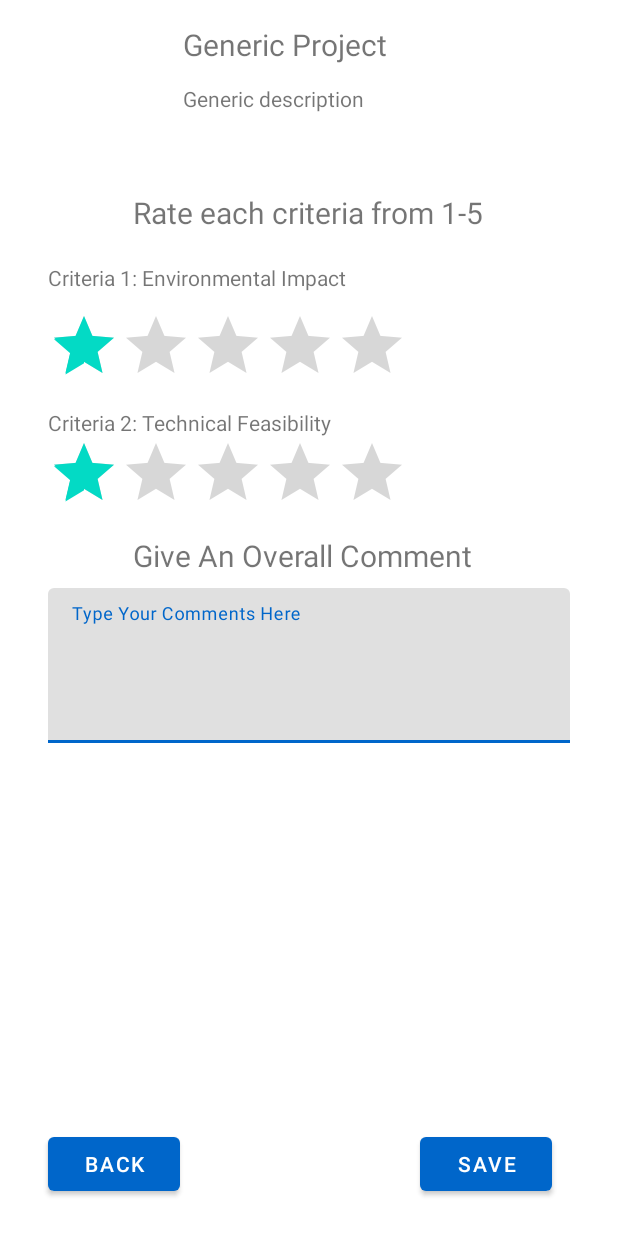
After one commit to INFS3605-Proselyte-Consulting/ImpactioAndroidApp, an Android app: the RatingActivity screen opened directly, with no data from a screen before it, on a phone screen of 412 x 824 dp. The commit adds this screen. Run offline under Robolectric (Android 15) with nearby library versions, the phone set to English and light mode, and no system bars.

Commit message:
Created unpolished screens for Curator Ratings. They can rate 2 categories and make 1 comment. Isn't fully functional though. can be modified thankfully.

```diff
--- a/app/src/main/AndroidManifest.xml
+++ b/app/src/main/AndroidManifest.xml
@@ -21,6 +21,10 @@
 
                 <category android:name="android.intent.category.LAUNCHER" />
             </intent-filter>
+        </activity>
+
+        <activity android:name=".RatingActivity">
+
         </activity>
 
         <activity
--- a/app/src/main/java/com/example/impactioproselyteconsulting/MainActivity.java
+++ b/app/src/main/java/com/example/impactioproselyteconsulting/MainActivity.java
@@ -13,6 +13,7 @@ import com.google.android.material.bottomnavigation.BottomNavigationView;
 import android.view.MenuItem;
 
 public class MainActivity extends AppCompatActivity {
+
 
     @Override
     protected void onCreate(Bundle savedInstanceState) {
@@ -79,6 +80,15 @@ public class MainActivity extends AppCompatActivity {
             }
         });
 
+        Button goRating = (Button) findViewById(R.id.bGoToRating);
+        goRating.setOnClickListener(new View.OnClickListener() {
+            @Override
+            public void onClick(View view) {
+                Intent intent = new Intent(MainActivity.this,RatingActivity.class);
+                startActivity(intent);
+            }
+        });
+
 //        Button profileMainBtn = (Button) findViewById(R.id.bProfileMain);
 //        profileMainBtn.setOnClickListener(new View.OnClickListener() {
 //            @Override
--- /dev/null
+++ b/app/src/main/java/com/example/impactioproselyteconsulting/RatingActivity.java
@@ -0,0 +1,101 @@
+package com.example.impactioproselyteconsulting;
+
+import android.content.Intent;
+import android.os.Bundle;
+import android.view.View;
+import android.widget.Button;
+import android.widget.RatingBar;
+import android.widget.Toast;
+
+import androidx.annotation.Nullable;
+import androidx.appcompat.app.AppCompatActivity;
+
+public class RatingActivity extends AppCompatActivity {
+    private RatingBar ratingBar1,ratingBar2;
+    int myRating1 = 0;
+    int myRating2 = 0;
+
+
+    @Override
+    protected void onCreate(@Nullable Bundle savedInstanceState) {
+        super.onCreate(savedInstanceState);
+        setContentView(R.layout.activity_rating);
+        setTitle("Curation Ratings");
+
+        ratingBar1 = findViewById(R.id.rbRating1);
+        ratingBar2 = findViewById(R.id.rbRating2);
+
+
+        //This is just a fancier way of introducing a button and listener, courtesty of beatrice.
+        Button goBackMain = (Button) findViewById(R.id.bRatingBack);
+        goBackMain.setOnClickListener(new View.OnClickListener() {
+            @Override
+            public void onClick(View view) {
+                Toast.makeText(RatingActivity.this,String.valueOf(myRating1),Toast.LENGTH_SHORT).show();
+                Toast.makeText(RatingActivity.this,String.valueOf(myRating2),Toast.LENGTH_SHORT).show();
+                Intent intent = new Intent(RatingActivity.this,MainActivity.class);
+                startActivity(intent);
+            }
+        });
+
+        //Rating 1 listener.
+        ratingBar1.setOnRatingBarChangeListener(new RatingBar.OnRatingBarChangeListener() {
+            @Override
+            public void onRatingChanged(RatingBar ratingBar, float v, boolean b) {
+                //understand that float v corresponds to the line above. We made it int cos idk i don't want half stars lol.
+                int rating = (int) v;
+                String message = "";
+                //note: ratingBar is corresponding to the line 44 ratingBar.
+                myRating1 = (int) ratingBar.getRating();
+                //This switch serves no functional purpose other than to just show that we picked numbers lol.
+                switch(rating){
+                    case 1:
+                        message = "You picked 1 stars";
+                        break;
+                    case 2:
+                        message = "You picked 2 stars";
+                        break;
+                    case 3:
+                        message = "You picked 3 stars";
+                        break;
+                    case 4:
+                        message = "You picked 4 stars";
+                        break;
+                    case 5:
+                        message = "You picked 5 stars";
+                        break;
+                }
+            }
+        });
+
+        //Same as the rating bar above.
+        ratingBar2.setOnRatingBarChangeListener(new RatingBar.OnRatingBarChangeListener() {
+            @Override
+            public void onRatingChanged(RatingBar ratingBar, float v, boolean b) {
+                int rating = (int) v;
+                String message = "";
+                myRating2 = (int) ratingBar.getRating();
+                switch(rating){
+                    case 1:
+                        message = "You picked 1 stars";
+                        break;
+                    case 2:
+                        message = "You picked 2 stars";
+                        break;
+                    case 3:
+                        message = "You picked 3 stars";
+                        break;
+                    case 4:
+                        message = "You picked 4 stars";
+                        break;
+                    case 5:
+                        message = "You picked 5 stars";
+                        break;
+                }
+                Toast.makeText(RatingActivity.this,message,Toast.LENGTH_SHORT).show();
+            }
+        });
+
+
+    }
+}
--- a/app/src/main/java/com/example/impactioproselyteconsulting/RegisterActivity.java
+++ b/app/src/main/java/com/example/impactioproselyteconsulting/RegisterActivity.java
@@ -25,7 +25,6 @@ import com.google.firebase.database.DatabaseError;
 import com.google.firebase.database.DatabaseReference;
 import com.google.firebase.database.FirebaseDatabase;
 import com.google.firebase.database.ValueEventListener;
-import com.airbnb.lottie.LottieAnimationView;
 
 
 public class RegisterActivity extends AppCompatActivity implements AdapterView.OnItemSelectedListener{
--- a/app/src/main/res/layout/activity_main.xml
+++ b/app/src/main/res/layout/activity_main.xml
@@ -204,6 +204,12 @@
 
             </androidx.cardview.widget.CardView>
 
+            <Button
+                android:id="@+id/bGoToRating"
+                android:layout_width="match_parent"
+                android:layout_height="wrap_content"
+                android:text="Temp Rating Screen" />
+
         </LinearLayout>
 
     </ScrollView>
--- /dev/null
+++ b/app/src/main/res/layout/activity_rating.xml
@@ -0,0 +1,142 @@
+<?xml version="1.0" encoding="utf-8"?>
+<androidx.constraintlayout.widget.ConstraintLayout xmlns:android="http://schemas.android.com/apk/res/android"
+    xmlns:app="http://schemas.android.com/apk/res-auto"
+    xmlns:tools="http://schemas.android.com/tools"
+    android:layout_width="match_parent"
+    android:layout_height="match_parent">
+
+    <TextView
+        android:id="@+id/tvRateInstruction"
+        android:layout_width="wrap_content"
+        android:layout_height="wrap_content"
+        android:layout_marginTop="24dp"
+        android:text="Rate each criteria from 1-5"
+        android:textSize="20sp"
+        app:layout_constraintEnd_toEndOf="parent"
+        app:layout_constraintHorizontal_bias="0.497"
+        app:layout_constraintStart_toStartOf="parent"
+        app:layout_constraintTop_toBottomOf="@+id/linearLayout" />
+
+    <LinearLayout
+        android:id="@+id/linearLayout"
+        android:layout_width="0dp"
+        android:layout_height="88dp"
+        android:layout_marginStart="32dp"
+        android:layout_marginTop="16dp"
+        android:layout_marginEnd="32dp"
+        android:orientation="horizontal"
+        app:layout_constraintEnd_toEndOf="parent"
+        app:layout_constraintStart_toStartOf="parent"
+        app:layout_constraintTop_toTopOf="parent">
+
+        <ImageView
+            android:id="@+id/imageView"
+            android:layout_width="90dp"
+            android:layout_height="90dp"
+            tools:srcCompat="@tools:sample/avatars" />
+
+        <LinearLayout
+            android:layout_width="match_parent"
+            android:layout_height="match_parent"
+            android:orientation="vertical">
+
+            <TextView
+                android:id="@+id/tvRatingProjectTitle"
+                android:layout_width="match_parent"
+                android:layout_height="40dp"
+                android:text="Generic Project"
+                android:textSize="20sp" />
+
+            <TextView
+                android:id="@+id/tvRatingDesc"
+                android:layout_width="match_parent"
+                android:layout_height="match_parent"
+                android:text="Generic description" />
+        </LinearLayout>
+
+    </LinearLayout>
+
+    <TextView
+        android:id="@+id/tvRatingCriteria2"
+        android:layout_width="200dp"
+        android:layout_height="wrap_content"
+        android:layout_marginTop="8dp"
+        android:text="Criteria 2: Technical Feasibility"
+        app:layout_constraintStart_toStartOf="@+id/tvRatingCriteria1"
+        app:layout_constraintTop_toBottomOf="@+id/rbRating1" />
+
+    <TextView
+        android:id="@+id/tvRatingCriteria1"
+        android:layout_width="wrap_content"
+        android:layout_height="wrap_content"
+        android:layout_marginTop="20dp"
+        android:text="Criteria 1: Environmental Impact"
+        app:layout_constraintStart_toStartOf="@+id/linearLayout"
+        app:layout_constraintTop_toBottomOf="@+id/tvRateInstruction" />
+
+    <RatingBar
+        android:id="@+id/rbRating1"
+        android:layout_width="wrap_content"
+        android:layout_height="wrap_content"
+        android:layout_marginTop="12dp"
+        android:numStars="5"
+        android:rating="1"
+        android:stepSize="1.0"
+        app:layout_constraintStart_toStartOf="@+id/tvRatingCriteria1"
+        app:layout_constraintTop_toBottomOf="@+id/tvRatingCriteria1" />
+
+    <RatingBar
+        android:id="@+id/rbRating2"
+        android:layout_width="wrap_content"
+        android:layout_height="wrap_content"
+        android:numStars="5"
+        android:rating="1"
+        android:stepSize="1.0"
+        app:layout_constraintStart_toStartOf="@+id/tvRatingCriteria2"
+        app:layout_constraintTop_toBottomOf="@+id/tvRatingCriteria2" />
+
+    <TextView
+        android:id="@+id/tvRatingCommentTitle"
+        android:layout_width="wrap_content"
+        android:layout_height="wrap_content"
+        android:layout_marginTop="8dp"
+        android:text="Give An Overall Comment"
+        android:textSize="20sp"
+        app:layout_constraintStart_toStartOf="@+id/tvRateInstruction"
+        app:layout_constraintTop_toBottomOf="@+id/rbRating2" />
+
+    <com.google.android.material.textfield.TextInputLayout
+        android:id="@+id/textInputLayout2"
+        android:layout_width="0dp"
+        android:layout_height="103dp"
+        android:layout_marginTop="8dp"
+        app:layout_constraintEnd_toEndOf="@+id/linearLayout"
+        app:layout_constraintStart_toStartOf="@+id/linearLayout"
+        app:layout_constraintTop_toBottomOf="@+id/tvRatingCommentTitle">
+
+        <com.google.android.material.textfield.TextInputEditText
+            android:layout_width="match_parent"
+            android:layout_height="match_parent"
+            android:hint="Type Your Comments Here" />
+    </com.google.android.material.textfield.TextInputLayout>
+
+    <Button
+        android:id="@+id/bRatingBack"
+        android:layout_width="wrap_content"
+        android:layout_height="wrap_content"
+        android:layout_marginBottom="24dp"
+        android:text="Back"
+        app:layout_constraintBottom_toBottomOf="parent"
+        app:layout_constraintStart_toStartOf="@+id/linearLayout" />
+
+    <Button
+        android:id="@+id/bRatingSave"
+        android:layout_width="wrap_content"
+        android:layout_height="wrap_content"
+        android:layout_marginEnd="12dp"
+        android:layout_marginBottom="24dp"
+        android:text="Save"
+        app:layout_constraintBottom_toBottomOf="parent"
+        app:layout_constraintEnd_toEndOf="@+id/linearLayout" />
+
+</androidx.constraintlayout.widget.ConstraintLayout>
```
